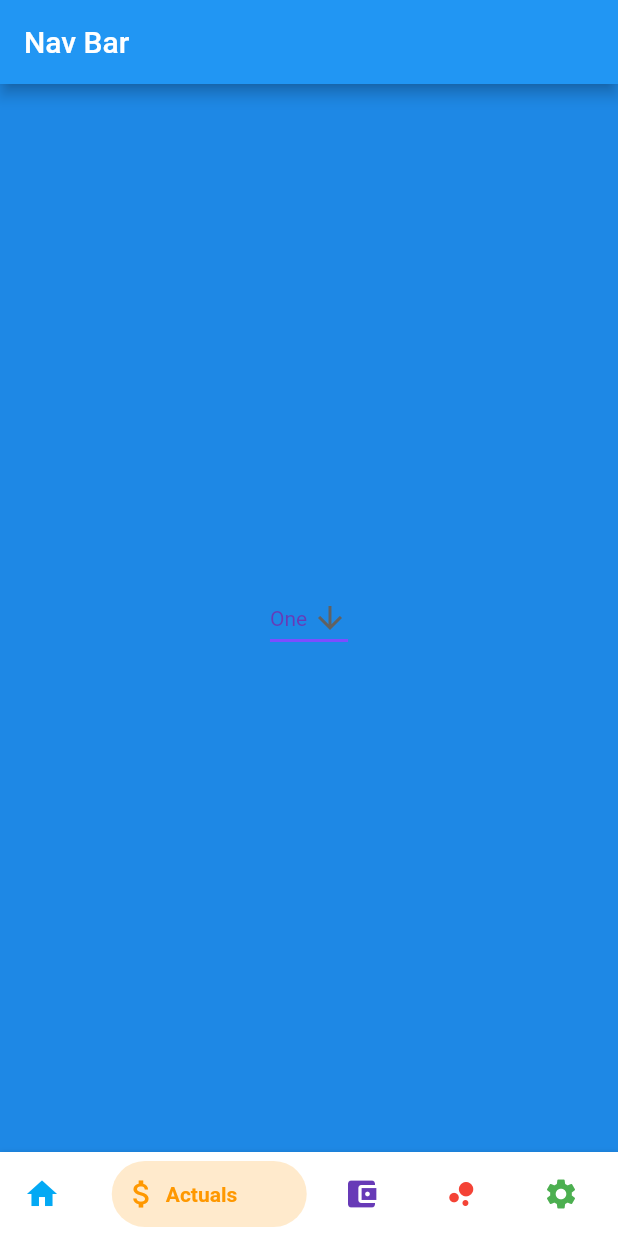
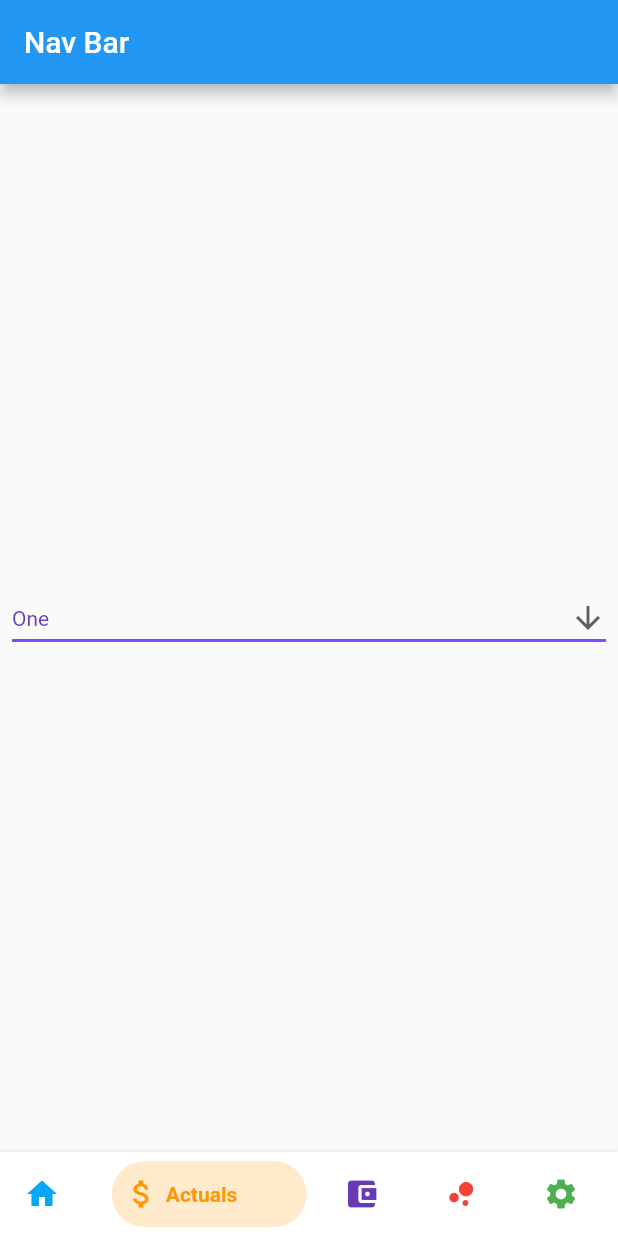
Before and after one commit to jkbngl/FFD, a Flutter app: the MyHomePage screen opened directly, swiped to page 2, on a phone screen of 412 x 824 dp. Run offline on Flutter 3.47's test engine with Material 2 defaults, Android fonts, the light colour scheme and no system bars; drawn by our look-alikes of bottom_navy_bar.

Commit message:
#21 #11 changed with of dropdownbutton

```diff
--- a/flutter/ffd/lib/backup_color_change_on_nav_tab.dart
+++ b/flutter/ffd/lib/backup_color_change_on_nav_tab.dart
@@ -70,22 +70,22 @@ class _MyHomePageState extends State<MyHomePage> {
             ),
             Container(
                 constraints: BoxConstraints.expand(
-                height:
-                Theme.of(context).textTheme.display1.fontSize * 1.1 + 200.0,
+                  height: Theme.of(context).textTheme.display1.fontSize * 1.1 +
+                      200.0,
                 ),
                 padding: const EdgeInsets.all(8.0),
-              color: Colors.blue[600],
+                //color: Colors.blue[600],
                 alignment: Alignment.center,
-              child:  DropdownButton<String>(
+                child: DropdownButton<String>(
                   value: dropdownValue,
                   icon: Icon(Icons.arrow_downward),
                   iconSize: 24,
                   elevation: 16,
-    style: TextStyle(
-    color: Colors.deepPurple
-    ),
+                  style: TextStyle(color: Colors.deepPurple),
+                  isExpanded: true,
                   underline: Container(
                     height: 2,
+                    width: 5000,
                     color: Colors.deepPurpleAccent,
                   ),
                   onChanged: (String newValue) {
@@ -99,10 +99,8 @@ class _MyHomePageState extends State<MyHomePage> {
                       value: value,
                       child: Text(value),
                     );
-    })
-        .toList(),
-
-                )
+                  }).toList(),
+                ),
             ),
             Container(
               color: Colors.green,
```
Lines whose indentation alone changed are shown as unchanged.
